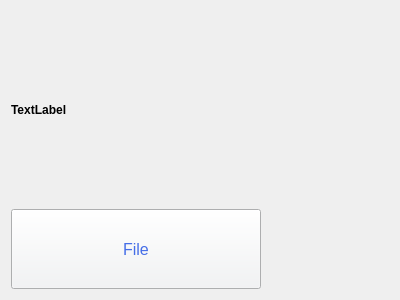
Qt form UI/file.ui (jack41402/Networking-Final) before a commit.
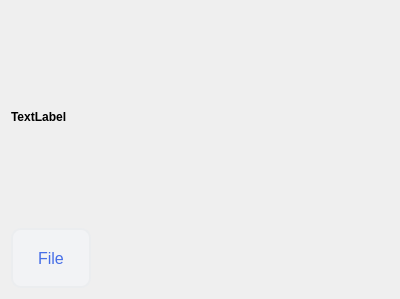
The same form after that commit.

```diff
--- a/UI/file.ui
+++ b/UI/file.ui
@@ -7,21 +7,13 @@
     <x>0</x>
     <y>0</y>
     <width>400</width>
-    <height>300</height>
+    <height>299</height>
    </rect>
   </property>
   <property name="windowTitle">
    <string>File</string>
   </property>
-  <layout class="QHBoxLayout" name="horizontalLayout_2">
-   <item>
-    <layout class="QVBoxLayout" name="verticalLayout" stretch="0,0">
-     <property name="spacing">
-      <number>0</number>
-     </property>
-     <property name="sizeConstraint">
-      <enum>QLayout::SetDefaultConstraint</enum>
-     </property>
+  <layout class="QVBoxLayout" name="verticalLayout">
      <item>
       <layout class="QHBoxLayout" name="horizontalLayout">
        <property name="sizeConstraint">
@@ -123,7 +115,7 @@
       </layout>
      </item>
      <item>
-      <layout class="QHBoxLayout" name="horizontalLayout_3" stretch="2,8">
+    <layout class="QHBoxLayout" name="horizontalLayout_2" stretch="2,8">
        <property name="spacing">
         <number>0</number>
        </property>
@@ -131,8 +123,8 @@
         <widget class="QPushButton" name="File_Button">
          <property name="minimumSize">
           <size>
-           <width>250</width>
-           <height>80</height>
+         <width>80</width>
+         <height>60</height>
           </size>
          </property>
          <property name="font">
@@ -142,7 +134,12 @@
           </font>
          </property>
          <property name="styleSheet">
-          <string notr="true">background-color: #f2f3f5; color:#466ee7</string>
+        <string notr="true">background-color: #f2f3f5;
+color:#466ee7;
+border-style: solid;
+border-width: 2px;
+border-radius: 10px;
+border-color: #ebedef;</string>
          </property>
          <property name="text">
           <string>File</string>
@@ -164,8 +161,6 @@
           </size>
          </property>
         </spacer>
-       </item>
-      </layout>
      </item>
     </layout>
    </item>
```
Lines whose indentation alone changed are shown as unchanged.
